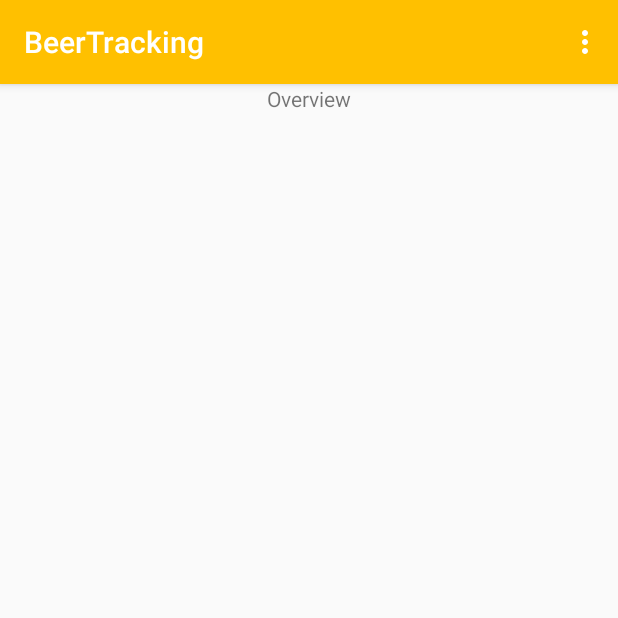
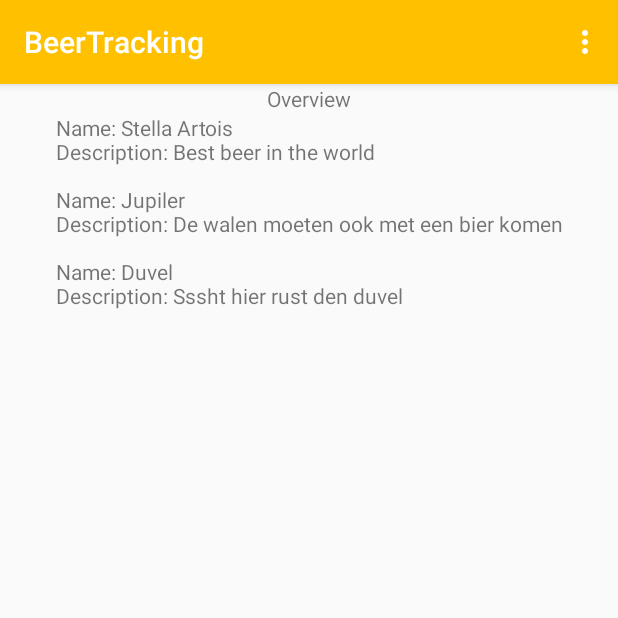
Before and after one commit to ucll-mobile-2021/project-beertracking, an Android app: the fragment OverviewFragment shown on its own in the app's theme, on a phone screen of 412 x 824 dp, the top half of it. Run offline under Robolectric (Android 15) with nearby library versions, the phone set to English and light mode, and no system bars; our stand-ins replace navigation-ui.

Commit message:
added overview and inmemory db

```diff
--- a/app/build.gradle
+++ b/app/build.gradle
@@ -37,4 +37,5 @@ dependencies {
     androidTestImplementation 'androidx.test.espresso:espresso-core:3.3.0'
     implementation "android.arch.navigation:navigation-fragment-ktx:$version_navigation"
     implementation "android.arch.navigation:navigation-ui-ktx:$version_navigation"
+    implementation 'com.google.code.gson:gson:2.8.5'
 }
--- a/app/src/main/AndroidManifest.xml
+++ b/app/src/main/AndroidManifest.xml
@@ -9,7 +9,7 @@
         android:roundIcon="@mipmap/ic_launcher_round"
         android:supportsRtl="true"
         android:theme="@style/AppTheme">
-        <activity android:name=".MainActivity">
+        <activity android:name=".view.MainActivity">
             <intent-filter>
                 <action android:name="android.intent.action.MAIN" />
 
--- /dev/null
+++ b/app/src/main/java/com/example/beertracking/database/InMemory.kt
@@ -0,0 +1,21 @@
+package com.example.beertracking.database
+
+import android.os.Environment
+import android.util.Log
+import com.example.beertracking.model.Beer
+import com.google.gson.Gson
+import java.io.File
+
+class InMemory() {
+
+    val beers = ArrayList<Beer>()
+
+    init {
+        beers.add(Beer("Stella Artois", "Best beer in the world"))
+        beers.add(Beer("Jupiler", "De walen moeten ook met een bier komen"))
+        beers.add(Beer("Duvel", "Sssht hier rust den duvel"))
+    }
+
+
+
+}
--- /dev/null
+++ b/app/src/main/java/com/example/beertracking/model/Beer.kt
@@ -0,0 +1,8 @@
+package com.example.beertracking.model
+
+class Beer(var name: String, var description: String) {
+
+    override fun toString(): String {
+        return "Name: $name\nDescription: $description"
+    }
+}
--- a/app/src/main/java/com/example/beertracking/AboutFragment.kt
+++ b/app/src/main/java/com/example/beertracking/view/AboutFragment.kt
@@ -1,10 +1,11 @@
-package com.example.beertracking
+package com.example.beertracking.view
 
 import android.os.Bundle
 import android.view.LayoutInflater
 import android.view.View
 import android.view.ViewGroup
 import androidx.fragment.app.Fragment
+import com.example.beertracking.R
 
 class AboutFragment : Fragment() {
     override fun onCreateView(inflater: LayoutInflater, container: ViewGroup?,
--- a/app/src/main/java/com/example/beertracking/OverviewFragment.kt
+++ b/app/src/main/java/com/example/beertracking/view/OverviewFragment.kt
@@ -1,17 +1,33 @@
-package com.example.beertracking
+package com.example.beertracking.view
 
 import android.os.Bundle
 import android.view.*
-import androidx.databinding.DataBindingUtil
+import android.widget.TextView
 import androidx.fragment.app.Fragment
 import androidx.navigation.findNavController
 import androidx.navigation.ui.NavigationUI
+import com.example.beertracking.R
+import com.example.beertracking.database.InMemory
+import com.example.beertracking.model.Beer
 
 class OverviewFragment : Fragment() {
 
+    var db = InMemory()
+
     override fun onCreateView(inflater: LayoutInflater, container: ViewGroup?, savedInstanceState: Bundle?): View?{
         setHasOptionsMenu(true)
-        return inflater.inflate(R.layout.fragment_overview, container, false)
+
+        val inflatedView = inflater.inflate(R.layout.fragment_overview, container, false)
+        val t : TextView = inflatedView.findViewById(R.id.beers);
+
+        var text : String = ""
+        for (beer in db.beers){
+            text += beer.toString() + "\n\n"
+        }
+
+        t.text = text
+
+        return inflatedView
     }
 
     override fun onCreateOptionsMenu(menu: Menu, inflater: MenuInflater) {
--- a/app/src/main/res/layout/fragment_overview.xml
+++ b/app/src/main/res/layout/fragment_overview.xml
@@ -14,4 +14,12 @@
         app:layout_constraintEnd_toEndOf="parent"
         app:layout_constraintStart_toStartOf="parent"
         app:layout_constraintTop_toTopOf="parent" />
+
+    <TextView
+        android:id="@+id/beers"
+        android:layout_width="wrap_content"
+        android:layout_height="wrap_content"
+        app:layout_constraintEnd_toEndOf="parent"
+        app:layout_constraintStart_toStartOf="parent"
+        app:layout_constraintTop_toBottomOf="@+id/nav_titel" />
 </androidx.constraintlayout.widget.ConstraintLayout>
```
Also changed, not shown: app/src/main/java/com/example/beertracking/view/AddFragment.kt (renamed from app/src/main/java/com/example/beertracking/HomeFragment.kt, +4 -3 lines), app/src/main/java/com/example/beertracking/view/HomeFragment.kt (renamed from app/src/main/java/com/example/beertracking/AddFragment.kt, +4 -3 lines), app/src/main/java/com/example/beertracking/view/MainActivity.kt (renamed from app/src/main/java/com/example/beertracking/MainActivity.kt, +8 -5 lines), app/src/main/res/navigation/navigation.xml (+4 -4 lines).
